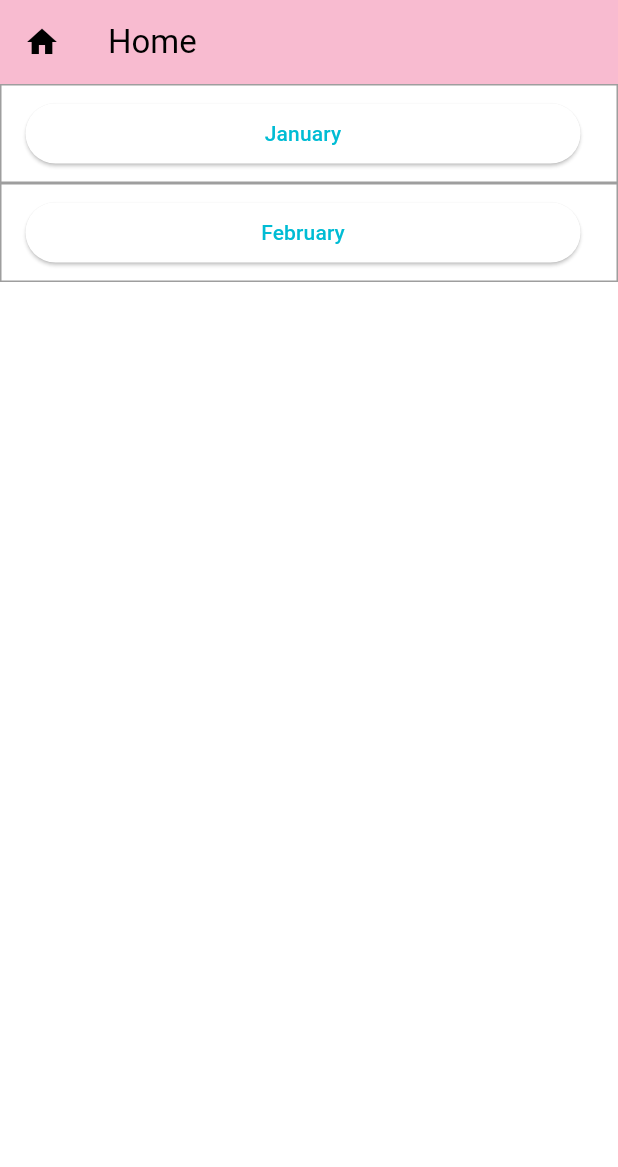
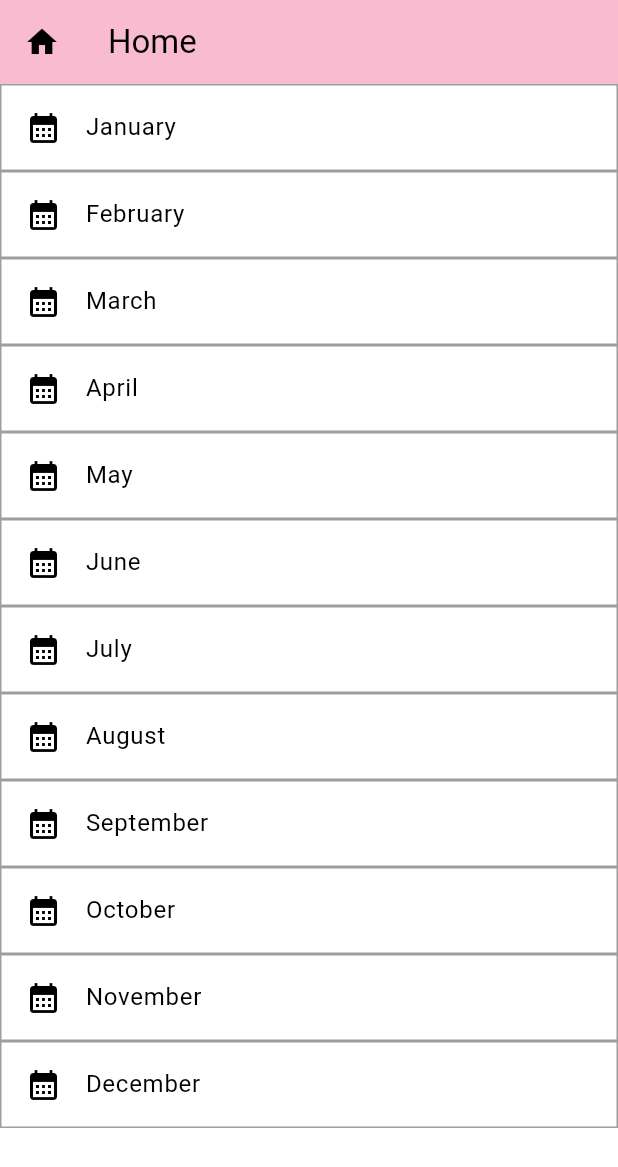
Before and after one commit to IqbalMahbub/Flutter_Lab_Work, a Flutter app: the screen it shows after launch, on a phone screen of 412 x 824 dp. Shown: the top 1167 px of the screen. Run offline on Flutter 3.47's test engine with Material 3 defaults, Android fonts, the phone set to English and light mode, and no system bars.

Commit message:
with Detaisls page

```diff
--- a/lib/main.dart
+++ b/lib/main.dart
@@ -1,4 +1,5 @@
 import 'package:flutter/material.dart';
+import 'package:lab_work/DetailsActivity.dart';
 
 void main(){
   runApp(const MyApp());
@@ -16,8 +17,19 @@
   }
 
 }
-var listItem=[
-  "January","February",
+var listItem = [
+  "January",
+  "February",
+  "March",
+  "April",
+  "May",
+  "June",
+  "July",
+  "August",
+  "September",
+  "October",
+  "November",
+  "December"
 ];
 class HomeScreen extends StatefulWidget {
   const HomeScreen({super.key});
@@ -35,18 +47,28 @@
       body: ListView.builder(
           itemCount: listItem.length,
           itemBuilder: (context,index){
-            return ListTile(
-              shape: const RoundedRectangleBorder(borderRadius: BorderRadius.zero
+            return InkWell(
+              onTap: (){
+                int numberOfMunth=index+1;
+                Navigator.push(
+                  context,
+                  MaterialPageRoute(builder: (context) => DetailsActivity
+                    ( month: listItem[index], nth: numberOfMunth.toString(),)),
+                );
+              },
+              child:ListTile(
+                shape: const RoundedRectangleBorder(borderRadius: BorderRadius.zero
                   ,side:BorderSide(color: Colors.grey),),
+                leading: Icon(Icons.calendar_month),
+                title: Text(listItem[index]),) ,
+              );
 
-              title:ElevatedButton(onPressed: (){
-
-              },child: Text(listItem[index]),) ,
-            );
           }
       ),
     );
+  viewDetails(){
 
+  }
 
   }
 }
```
